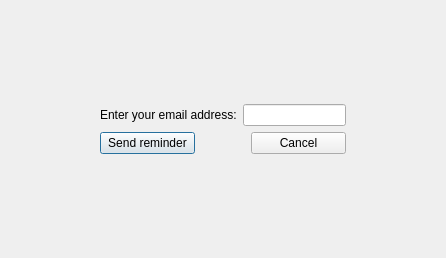
Above: forgotuserdatawindow.ui from NVKShop/nvk-client before the change. Below: the same form after it.
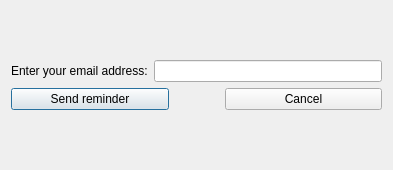
That is the form after the change.

```diff
--- a/forgotuserdatawindow.ui
+++ b/forgotuserdatawindow.ui
@@ -6,26 +6,14 @@
    <rect>
     <x>0</x>
     <y>0</y>
-    <width>446</width>
-    <height>258</height>
+    <width>393</width>
+    <height>170</height>
    </rect>
   </property>
   <property name="windowTitle">
    <string>Send reminder</string>
   </property>
   <layout class="QGridLayout" name="gridLayout">
-   <property name="leftMargin">
-    <number>100</number>
-   </property>
-   <property name="topMargin">
-    <number>100</number>
-   </property>
-   <property name="rightMargin">
-    <number>100</number>
-   </property>
-   <property name="bottomMargin">
-    <number>100</number>
-   </property>
    <item row="0" column="0">
     <layout class="QVBoxLayout" name="verticalLayout">
      <item>
```
